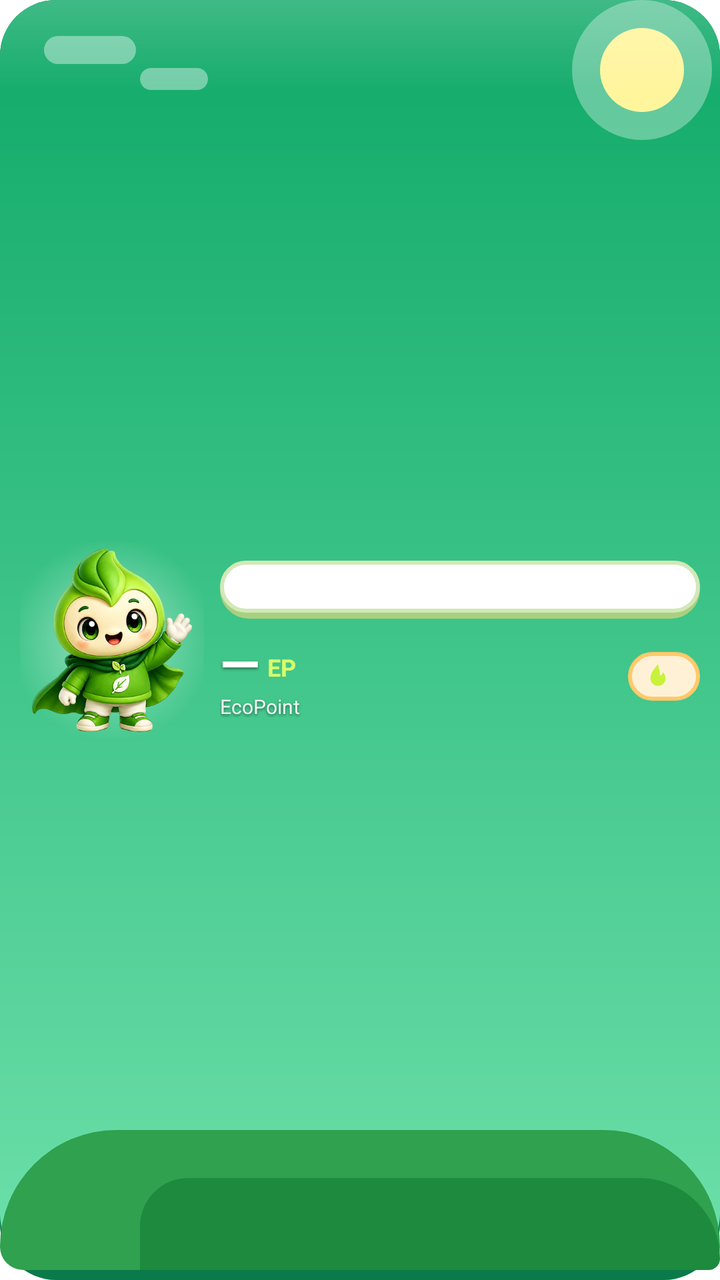
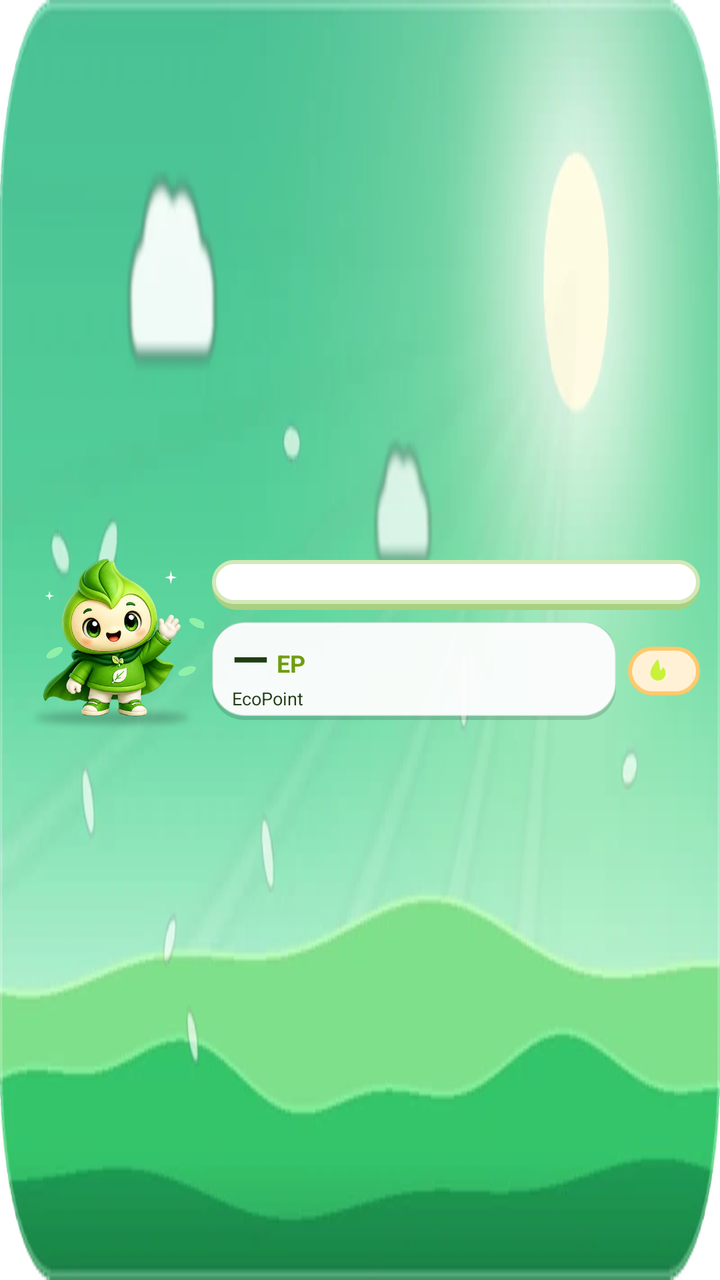

The first picture is an Android layout as it rendered before a commit; the second is the same layout after the commit. The layout source and the unified diff follow.
<!-- AndroidManifest.xml: fallback theme Theme.MaterialComponents.DayNight.NoActionBar -->
<!-- res/layout/ep_widget.xml -->
<?xml version="1.0" encoding="utf-8"?>
<FrameLayout xmlns:android="http://schemas.android.com/apk/res/android" android:id="@+id/ep_widget_root" android:layout_width="match_parent" android:layout_height="match_parent" android:background="@drawable/ep_widget_bg">
<LinearLayout android:layout_width="match_parent" android:layout_height="match_parent" android:gravity="center_vertical" android:orientation="horizontal" android:padding="10dp">
<ImageView android:id="@+id/ep_widget_mascot" android:layout_width="92dp" android:layout_height="match_parent" android:background="@drawable/ep_widget_halo" android:contentDescription="EcoFriend" android:scaleType="fitCenter" android:src="@drawable/ecofriend_normal" />
<LinearLayout android:layout_width="0dp" android:layout_height="match_parent" android:layout_weight="1" android:layout_marginStart="8dp" android:gravity="center_vertical" android:orientation="vertical">
<TextView android:id="@+id/ep_widget_msg" android:layout_width="match_parent" android:layout_height="wrap_content" android:background="@drawable/ep_widget_bubble" android:ellipsize="end" android:includeFontPadding="false" android:maxLines="2" android:paddingStart="12dp" android:paddingEnd="12dp" android:paddingTop="8dp" android:paddingBottom="8dp" android:text="" android:textStyle="bold" android:textColor="@color/ef_w_ink" android:textSize="11sp" />
<LinearLayout android:layout_width="match_parent" android:layout_height="wrap_content" android:layout_marginTop="8dp" android:gravity="center_vertical" android:orientation="horizontal">
<LinearLayout android:layout_width="0dp" android:layout_height="wrap_content" android:layout_weight="1" android:orientation="vertical">
<LinearLayout android:layout_width="wrap_content" android:layout_height="wrap_content" android:gravity="bottom" android:orientation="horizontal">
<TextView android:id="@+id/ep_widget_balance" android:layout_width="wrap_content" android:layout_height="wrap_content" android:includeFontPadding="false" android:maxLines="1" android:text="—" android:textStyle="bold" android:textColor="@color/ef_w_text" android:shadowColor="#80000000" android:shadowDx="0" android:shadowDy="2" android:shadowRadius="3" android:textSize="26sp" />
<TextView android:id="@+id/ep_widget_unit" android:layout_width="wrap_content" android:layout_height="wrap_content" android:layout_marginStart="4dp" android:layout_marginBottom="3dp" android:includeFontPadding="false" android:textStyle="bold" android:text="EP" android:textColor="@color/ef_w_lime"  android:textSize="12sp" />
</LinearLayout>
<TextView android:id="@+id/ep_widget_label" android:layout_width="match_parent" android:layout_height="wrap_content" android:ellipsize="end" android:includeFontPadding="false" android:maxLines="1" android:text="EcoPoint" android:textColor="@color/ef_w_sub" android:shadowColor="#80000000" android:shadowDx="0" android:shadowDy="2" android:shadowRadius="3" android:textSize="10sp" />
</LinearLayout>
<LinearLayout android:id="@+id/ep_widget_streak_chip" android:layout_width="wrap_content" android:layout_height="wrap_content" android:background="@drawable/ep_widget_chip" android:gravity="center_vertical" android:orientation="horizontal" android:paddingStart="8dp" android:paddingEnd="10dp" android:paddingTop="4dp" android:paddingBottom="4dp">
<ImageView android:id="@+id/ep_widget_flame" android:layout_width="14dp" android:layout_height="14dp" android:importantForAccessibility="no" android:src="@drawable/ep_widget_flame" />
<TextView android:id="@+id/ep_widget_streak" android:layout_width="wrap_content" android:layout_height="wrap_content" android:layout_marginStart="4dp" android:includeFontPadding="false" android:textStyle="bold" android:textColor="@color/ef_w_flame" android:textSize="14sp" android:text="" />
</LinearLayout>
</LinearLayout>
</LinearLayout>
</LinearLayout>
</FrameLayout>
<!-- resources referenced by this layout -->
<resources>
  <color name="ef_w_flame">#FFF57C00</color>
  <color name="ef_w_ink">#FF1F3D12</color>
  <color name="ef_w_lime">#FFD9FF6B</color>
  <color name="ef_w_sub">#E6FFFFFF</color>
  <color name="ef_w_text">#FFFFFFFF</color>
  <!-- drawable ecofriend_normal: png bitmap (drawable-nodpi, 161471 bytes) -->
  <!-- drawable ep_widget_bg: vector/xml drawable (drawable, 2232 chars, omitted) -->
  <!-- drawable ep_widget_bubble (drawable) -->
  <?xml version="1.0" encoding="utf-8"?>
  <layer-list xmlns:android="http://schemas.android.com/apk/res/android">
      <item><shape android:shape="rectangle"><solid android:color="@color/ef_w_bubble_lip" /><corners android:radius="18dp" /></shape></item>
      <item android:bottom="3dp"><shape android:shape="rectangle"><solid android:color="@color/ef_w_bubble" /><stroke android:width="2dp" android:color="@color/ef_w_bubble_stroke" /><corners android:radius="18dp" /></shape></item>
  </layer-list>
  <!-- drawable ep_widget_chip (drawable) -->
  <?xml version="1.0" encoding="utf-8"?>
  <shape xmlns:android="http://schemas.android.com/apk/res/android" android:shape="rectangle"><solid android:color="@color/ef_w_chip" /><stroke android:width="2dp" android:color="@color/ef_w_chip_stroke" /><corners android:radius="999dp" /></shape>
  <!-- drawable ep_widget_flame (drawable) -->
  <?xml version="1.0" encoding="utf-8"?>
  <vector xmlns:android="http://schemas.android.com/apk/res/android"
      android:width="24dp"
      android:height="24dp"
      android:viewportWidth="24"
      android:viewportHeight="24">
      <path
          android:fillColor="#FFC8F23A"
          android:pathData="M12,2C12,2 5.5,8.5 5.5,14a6.5,6.5 0 0 0 13,0c0,-2.2 -1,-3.8 -2.1,-5.3c-0.5,1.6 -1.5,2.6 -2.6,3.1C13.8,8.2 12,2 12,2z" />
  </vector>
  <!-- drawable ep_widget_halo (drawable) -->
  <?xml version="1.0" encoding="utf-8"?>
  <shape xmlns:android="http://schemas.android.com/apk/res/android" android:shape="rectangle"><gradient android:type="radial" android:gradientRadius="55%" android:startColor="@color/ef_w_halo_in" android:endColor="@color/ef_w_halo_out" /></shape>
  <color name="ef_w_bubble_lip">#FFA9D07F</color>
  <color name="ef_w_bubble">#FFFFFFFF</color>
  <color name="ef_w_bubble_stroke">#FFD2E8B8</color>
  <color name="ef_w_chip">#FFFFF1D6</color>
  <color name="ef_w_chip_stroke">#FFFFC96B</color>
  <color name="ef_w_halo_in">#80FFFFFF</color>
  <color name="ef_w_halo_out">#00FFFFFF</color>
</resources>

<!-- the commit's change to res/layout/ep_widget.xml (unified diff, before → after) -->
@@ -1,20 +1,23 @@
 <?xml version="1.0" encoding="utf-8"?>
-<FrameLayout xmlns:android="http://schemas.android.com/apk/res/android" android:id="@+id/ep_widget_root" android:layout_width="match_parent" android:layout_height="match_parent" android:background="@drawable/ep_widget_bg">
-<LinearLayout android:layout_width="match_parent" android:layout_height="match_parent" android:gravity="center_vertical" android:orientation="horizontal" android:padding="10dp">
-<ImageView android:id="@+id/ep_widget_mascot" android:layout_width="92dp" android:layout_height="match_parent" android:background="@drawable/ep_widget_halo" android:contentDescription="EcoFriend" android:scaleType="fitCenter" android:src="@drawable/ecofriend_normal" />
-<LinearLayout android:layout_width="0dp" android:layout_height="match_parent" android:layout_weight="1" android:layout_marginStart="8dp" android:gravity="center_vertical" android:orientation="vertical">
-<TextView android:id="@+id/ep_widget_msg" android:layout_width="match_parent" android:layout_height="wrap_content" android:background="@drawable/ep_widget_bubble" android:ellipsize="end" android:includeFontPadding="false" android:maxLines="2" android:paddingStart="12dp" android:paddingEnd="12dp" android:paddingTop="8dp" android:paddingBottom="8dp" android:text="" android:textStyle="bold" android:textColor="@color/ef_w_ink" android:textSize="11sp" />
-<LinearLayout android:layout_width="match_parent" android:layout_height="wrap_content" android:layout_marginTop="8dp" android:gravity="center_vertical" android:orientation="horizontal">
-<LinearLayout android:layout_width="0dp" android:layout_height="wrap_content" android:layout_weight="1" android:orientation="vertical">
-<LinearLayout android:layout_width="wrap_content" android:layout_height="wrap_content" android:gravity="bottom" android:orientation="horizontal">
-<TextView android:id="@+id/ep_widget_balance" android:layout_width="wrap_content" android:layout_height="wrap_content" android:includeFontPadding="false" android:maxLines="1" android:text="—" android:textStyle="bold" android:textColor="@color/ef_w_text" android:shadowColor="#80000000" android:shadowDx="0" android:shadowDy="2" android:shadowRadius="3" android:textSize="26sp" />
-<TextView android:id="@+id/ep_widget_unit" android:layout_width="wrap_content" android:layout_height="wrap_content" android:layout_marginStart="4dp" android:layout_marginBottom="3dp" android:includeFontPadding="false" android:textStyle="bold" android:text="EP" android:textColor="@color/ef_w_lime"  android:textSize="12sp" />
+<FrameLayout xmlns:android="http://schemas.android.com/apk/res/android" android:id="@+id/ep_widget_root" android:layout_width="match_parent" android:layout_height="match_parent">
+<ImageView android:id="@+id/ep_widget_bgimg" android:layout_width="match_parent" android:layout_height="match_parent" android:src="@drawable/ep_w_bg_day_wide" android:scaleType="fitXY" android:importantForAccessibility="no" />
+<LinearLayout android:layout_width="match_parent" android:layout_height="match_parent" android:orientation="horizontal" android:gravity="center_vertical" android:padding="10dp">
+<ImageView android:id="@+id/ep_widget_mascot" android:layout_width="92dp" android:layout_height="match_parent" android:src="@drawable/ecofriend_w_day" android:scaleType="fitCenter" android:contentDescription="EcoFriend" />
+<LinearLayout android:layout_width="0dp" android:layout_height="match_parent" android:orientation="vertical" android:layout_weight="1" android:gravity="center_vertical" android:layout_marginStart="4dp">
+<TextView android:id="@+id/ep_widget_msg" android:layout_width="match_parent" android:layout_height="wrap_content" android:includeFontPadding="false" android:maxLines="2" android:ellipsize="end" android:text="" android:textColor="@color/ef_w_ink" android:textSize="11sp" android:textStyle="bold" android:background="@drawable/ep_widget_bubble" android:paddingStart="12dp" android:paddingEnd="12dp" android:paddingTop="6dp" android:paddingBottom="6dp" />
+<LinearLayout android:layout_width="match_parent" android:layout_height="wrap_content" android:orientation="horizontal" android:layout_marginTop="6dp" android:gravity="center_vertical">
+<LinearLayout android:layout_width="0dp" android:layout_height="wrap_content" android:orientation="vertical" android:id="@+id/ep_w_p1" android:background="@drawable/ep_w_panel_light" android:paddingStart="10dp" android:paddingEnd="10dp" android:paddingTop="5dp" android:paddingBottom="5dp" android:layout_weight="1">
+<LinearLayout android:layout_width="wrap_content" android:layout_height="wrap_content" android:orientation="horizontal" android:gravity="bottom">
+<TextView android:id="@+id/ep_widget_balance" android:layout_width="wrap_content" android:layout_height="wrap_content" android:includeFontPadding="false" android:maxLines="1" android:ellipsize="end" android:text="—" android:textColor="@color/ef_w_ink" android:textSize="24sp" android:textStyle="bold" />
+<TextView android:id="@+id/ep_widget_unit" android:layout_width="wrap_content" android:layout_height="wrap_content" android:includeFontPadding="false" android:maxLines="1" android:ellipsize="end" android:text="EP" android:textColor="@color/ef_w_green_lip" android:textSize="12sp" android:textStyle="bold" android:layout_marginStart="4dp" android:layout_marginBottom="2dp" />
 </LinearLayout>
-<TextView android:id="@+id/ep_widget_label" android:layout_width="match_parent" android:layout_height="wrap_content" android:ellipsize="end" android:includeFontPadding="false" android:maxLines="1" android:text="EcoPoint" android:textColor="@color/ef_w_sub" android:shadowColor="#80000000" android:shadowDx="0" android:shadowDy="2" android:shadowRadius="3" android:textSize="10sp" />
+<TextView android:id="@+id/ep_widget_label" android:layout_width="wrap_content" android:layout_height="wrap_content" android:includeFontPadding="false" android:maxLines="1" android:ellipsize="end" android:text="EcoPoint" android:textColor="@color/ef_w_ink" android:textSize="9sp" />
 </LinearLayout>
-<LinearLayout android:id="@+id/ep_widget_streak_chip" android:layout_width="wrap_content" android:layout_height="wrap_content" android:background="@drawable/ep_widget_chip" android:gravity="center_vertical" android:orientation="horizontal" android:paddingStart="8dp" android:paddingEnd="10dp" android:paddingTop="4dp" android:paddingBottom="4dp">
-<ImageView android:id="@+id/ep_widget_flame" android:layout_width="14dp" android:layout_height="14dp" android:importantForAccessibility="no" android:src="@drawable/ep_widget_flame" />
-<TextView android:id="@+id/ep_widget_streak" android:layout_width="wrap_content" android:layout_height="wrap_content" android:layout_marginStart="4dp" android:includeFontPadding="false" android:textStyle="bold" android:textColor="@color/ef_w_flame" android:textSize="14sp" android:text="" />
+<LinearLayout android:layout_width="wrap_content" android:layout_height="wrap_content" android:orientation="horizontal" android:layout_marginStart="6dp">
+<LinearLayout android:layout_width="wrap_content" android:layout_height="wrap_content" android:orientation="horizontal" android:id="@+id/ep_widget_streak_chip" android:gravity="center_vertical" android:background="@drawable/ep_widget_chip" android:paddingStart="8dp" android:paddingEnd="10dp" android:paddingTop="4dp" android:paddingBottom="4dp">
+<ImageView android:id="@+id/ep_widget_flame" android:layout_width="14dp" android:layout_height="14dp" android:src="@drawable/ep_widget_flame" android:scaleType="fitCenter" android:importantForAccessibility="no" />
+<TextView android:id="@+id/ep_widget_streak" android:layout_width="wrap_content" android:layout_height="wrap_content" android:includeFontPadding="false" android:maxLines="1" android:ellipsize="end" android:text="" android:textColor="@color/ef_w_flame" android:textSize="14sp" android:textStyle="bold" android:layout_marginStart="4dp" />
+</LinearLayout>
 </LinearLayout>
 </LinearLayout>
 </LinearLayout>
<!-- resource entries referenced after the edit -->
@@ -1,12 +1,16 @@
 <!-- resources referenced by this layout -->
 <resources>
   <color name="ef_w_flame">#FFF57C00</color>
+  <color name="ef_w_green_lip">#FF6E9E0F</color>
   <color name="ef_w_ink">#FF1F3D12</color>
-  <color name="ef_w_lime">#FFD9FF6B</color>
-  <color name="ef_w_sub">#E6FFFFFF</color>
-  <color name="ef_w_text">#FFFFFFFF</color>
-  <!-- drawable ecofriend_normal: png bitmap (drawable-nodpi, 161471 bytes) -->
-  <!-- drawable ep_widget_bg: vector/xml drawable (drawable, 2232 chars, omitted) -->
+  <!-- drawable ecofriend_w_day: png bitmap (drawable-nodpi, 181548 bytes) -->
+  <!-- drawable ep_w_bg_day_wide: webp bitmap (drawable-nodpi, 12158 bytes) -->
+  <!-- drawable ep_w_panel_light (drawable) -->
+  <?xml version="1.0" encoding="utf-8"?>
+  <layer-list xmlns:android="http://schemas.android.com/apk/res/android">
+      <item><shape android:shape="rectangle"><solid android:color="#26000000" /><corners android:radius="16dp" /></shape></item>
+      <item android:bottom="2dp"><shape android:shape="rectangle"><solid android:color="#F2FFFFFF" /><stroke android:width="1dp" android:color="#80FFFFFF" /><corners android:radius="16dp" /></shape></item>
+  </layer-list>
   <!-- drawable ep_widget_bubble (drawable) -->
   <?xml version="1.0" encoding="utf-8"?>
   <layer-list xmlns:android="http://schemas.android.com/apk/res/android">
@@ -27,15 +31,10 @@
           android:fillColor="#FFC8F23A"
           android:pathData="M12,2C12,2 5.5,8.5 5.5,14a6.5,6.5 0 0 0 13,0c0,-2.2 -1,-3.8 -2.1,-5.3c-0.5,1.6 -1.5,2.6 -2.6,3.1C13.8,8.2 12,2 12,2z" />
   </vector>
-  <!-- drawable ep_widget_halo (drawable) -->
-  <?xml version="1.0" encoding="utf-8"?>
-  <shape xmlns:android="http://schemas.android.com/apk/res/android" android:shape="rectangle"><gradient android:type="radial" android:gradientRadius="55%" android:startColor="@color/ef_w_halo_in" android:endColor="@color/ef_w_halo_out" /></shape>
   <color name="ef_w_bubble_lip">#FFA9D07F</color>
   <color name="ef_w_bubble">#FFFFFFFF</color>
   <color name="ef_w_bubble_stroke">#FFD2E8B8</color>
   <color name="ef_w_chip">#FFFFF1D6</color>
   <color name="ef_w_chip_stroke">#FFFFC96B</color>
-  <color name="ef_w_halo_in">#80FFFFFF</color>
-  <color name="ef_w_halo_out">#00FFFFFF</color>
 </resources>
 
